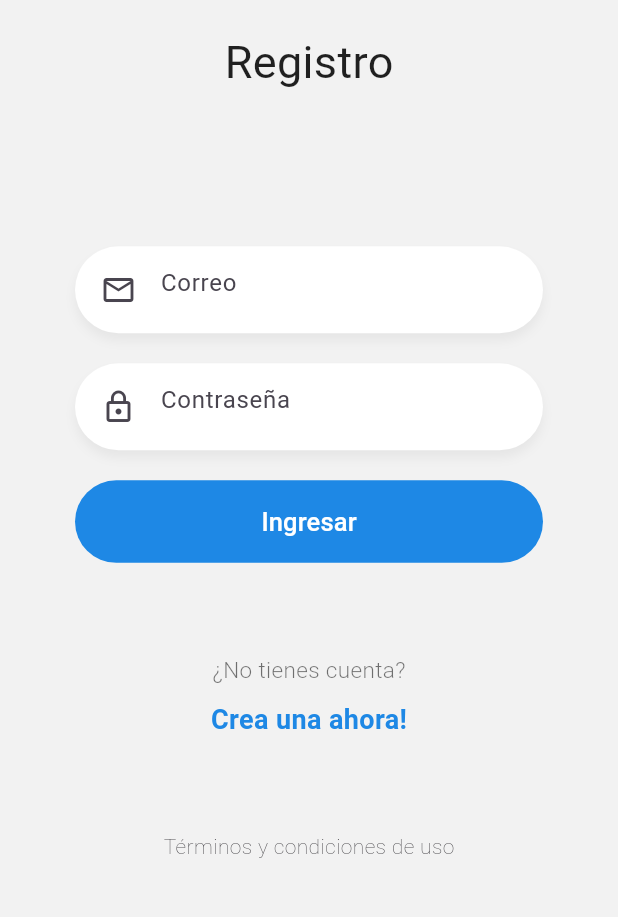
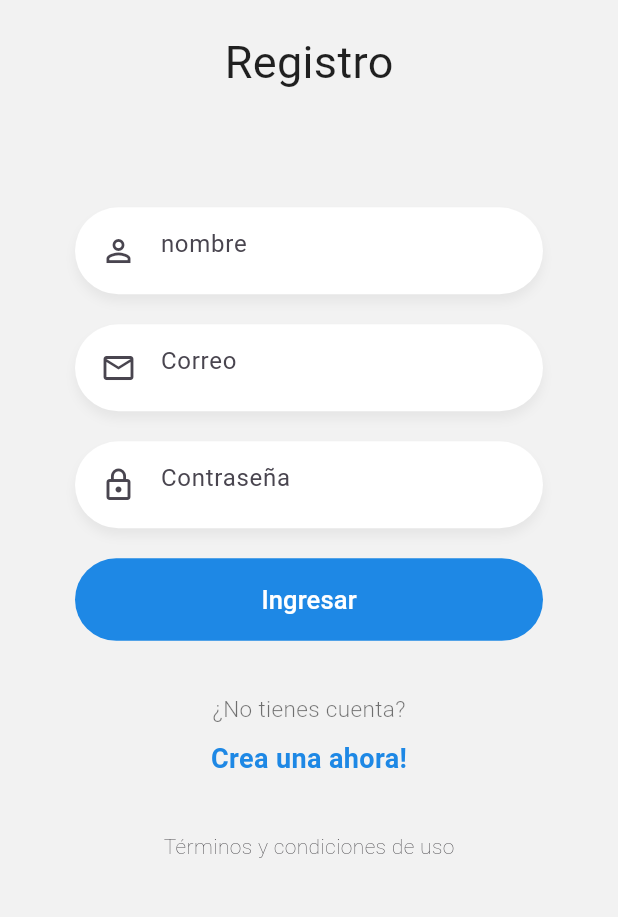
Before and after one commit to GPplay/chat-flutter, a Flutter app: the RegisterPage screen opened by its route, on a phone screen of 412 x 824 dp, the part 251-1168 px from its top. Run offline on Flutter 3.47's test engine with Material 3 defaults, Android fonts, the phone set to English and light mode, and no system bars.

Commit message:
registro agregado

```diff
--- a/lib/pages/register_page.dart
+++ b/lib/pages/register_page.dart
@@ -58,6 +58,12 @@ class __FormState extends State<_Form> {
       child: Column(
         children: <Widget>[
           CustomInput(
+            icon: Icons.person_outline,
+            placeholder: 'nombre',
+            keyboardType: TextInputType.emailAddress,
+            textController: emailCtrl,
+          ),
+          CustomInput(
             icon: Icons.mail_outline,
             placeholder: 'Correo',
             keyboardType: TextInputType.emailAddress,
```
